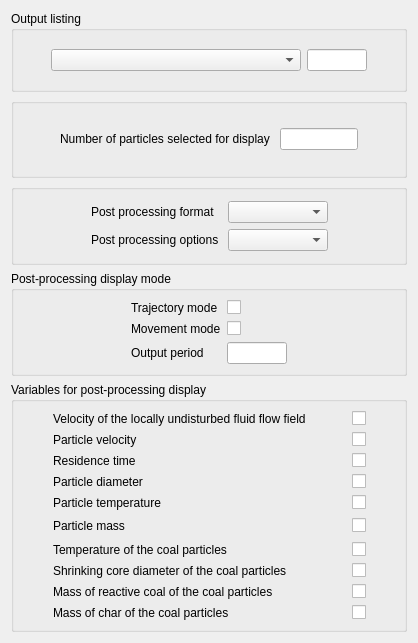
code-saturne/code_saturne, file gui/Pages/LagrangianOutputForm.ui: the form before one commit.
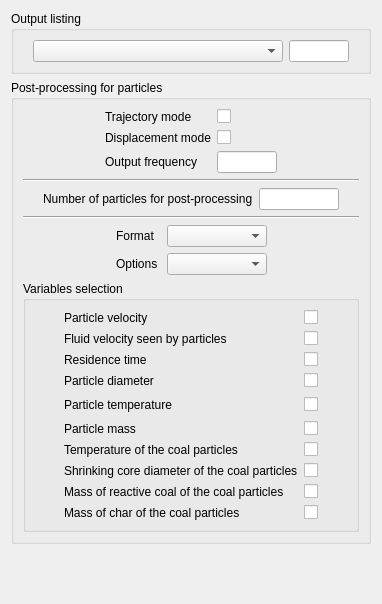
The form after the commit.

Commit message: Update particles tracking setup via the graphical interface.

Diff of the .ui file:
```diff
--- a/gui/Pages/LagrangianOutputForm.ui
+++ b/gui/Pages/LagrangianOutputForm.ui
@@ -5,22 +5,20 @@
    <rect>
     <x>0</x>
     <y>0</y>
-    <width>418</width>
-    <height>643</height>
+    <width>382</width>
+    <height>604</height>
    </rect>
   </property>
   <property name="windowTitle" >
    <string>Form</string>
   </property>
-  <layout class="QGridLayout" >
-   <item row="0" column="0" >
-    <layout class="QGridLayout" >
-     <item row="0" column="0" >
+  <layout class="QVBoxLayout" name="verticalLayout_2" >
+   <item>
       <widget class="QGroupBox" name="groupBoxListing" >
        <property name="title" >
         <string>Output listing</string>
        </property>
-       <layout class="QGridLayout" >
+     <layout class="QGridLayout" name="gridLayout" >
         <item row="0" column="0" >
          <layout class="QGridLayout" >
           <item row="0" column="0" >
@@ -86,167 +84,28 @@
        </layout>
       </widget>
      </item>
-     <item row="1" column="0" >
-      <widget class="QGroupBox" name="groupBoxNBVIS" >
-       <property name="title" >
-        <string/>
-       </property>
-       <layout class="QGridLayout" >
-        <item row="0" column="0" >
-         <layout class="QGridLayout" >
-          <item row="0" column="0" >
-           <spacer>
-            <property name="orientation" >
-             <enum>Qt::Horizontal</enum>
-            </property>
-            <property name="sizeHint" >
-             <size>
-              <width>40</width>
-              <height>20</height>
-             </size>
-            </property>
-           </spacer>
-          </item>
-          <item row="0" column="1" >
-           <widget class="QLabel" name="labelNBVIS" >
-            <property name="toolTip" >
-             <string>Code_Saturne key word: NBVIS</string>
-            </property>
-            <property name="text" >
-             <string>Number of particles selected for display </string>
-            </property>
-           </widget>
-          </item>
-          <item row="0" column="2" >
-           <widget class="QLineEdit" name="lineEditNBVIS" >
-            <property name="maximumSize" >
-             <size>
-              <width>80</width>
-              <height>16777215</height>
-             </size>
-            </property>
-            <property name="toolTip" >
-             <string>Code_Saturne key word: NBVIS</string>
-            </property>
-           </widget>
-          </item>
-          <item row="0" column="3" >
-           <spacer>
-            <property name="orientation" >
-             <enum>Qt::Horizontal</enum>
-            </property>
-            <property name="sizeHint" >
-             <size>
-              <width>40</width>
-              <height>20</height>
-             </size>
-            </property>
-           </spacer>
-          </item>
-         </layout>
-        </item>
-       </layout>
-      </widget>
-     </item>
-     <item row="2" column="0" >
-      <widget class="QGroupBox" name="groupBoxFormat" >
-       <property name="title" >
-        <string/>
-       </property>
-       <layout class="QGridLayout" >
-        <item row="0" column="0" >
-         <layout class="QGridLayout" >
-          <item row="0" column="0" >
-           <spacer>
-            <property name="orientation" >
-             <enum>Qt::Horizontal</enum>
-            </property>
-            <property name="sizeHint" >
-             <size>
-              <width>40</width>
-              <height>20</height>
-             </size>
-            </property>
-           </spacer>
-          </item>
-          <item row="0" column="1" >
-           <layout class="QGridLayout" >
-            <item row="0" column="0" >
-             <widget class="QLabel" name="labelFormat_2" >
-              <property name="text" >
-               <string>Post processing format</string>
-              </property>
-             </widget>
-            </item>
-            <item row="0" column="1" >
-             <widget class="QComboBox" name="comboBoxFormat" >
-              <property name="minimumSize" >
-               <size>
-                <width>100</width>
-                <height>0</height>
-               </size>
-              </property>
-             </widget>
-            </item>
-            <item row="1" column="0" >
-             <widget class="QLabel" name="labelOptions" >
-              <property name="text" >
-               <string>Post processing options </string>
-              </property>
-             </widget>
-            </item>
-            <item row="1" column="1" >
-             <widget class="QComboBox" name="comboBoxOptions" >
-              <property name="minimumSize" >
-               <size>
-                <width>100</width>
-                <height>0</height>
-               </size>
-              </property>
-             </widget>
-            </item>
-           </layout>
-          </item>
-          <item row="0" column="2" >
-           <spacer>
-            <property name="orientation" >
-             <enum>Qt::Horizontal</enum>
-            </property>
-            <property name="sizeHint" >
-             <size>
-              <width>40</width>
-              <height>20</height>
-             </size>
-            </property>
-           </spacer>
-          </item>
-         </layout>
-        </item>
-       </layout>
-      </widget>
-     </item>
-     <item row="3" column="0" >
+   <item>
       <widget class="QGroupBox" name="groupBoxMode" >
        <property name="title" >
-        <string>Post-processing display mode</string>
-       </property>
-       <layout class="QGridLayout" >
-        <item row="0" column="0" >
-         <layout class="QGridLayout" >
-          <item row="0" column="0" >
+      <string>Post-processing for particles</string>
+     </property>
+     <layout class="QVBoxLayout" name="verticalLayout" >
+      <item>
+       <layout class="QHBoxLayout" name="horizontalLayout_4" >
+        <item>
            <spacer>
             <property name="orientation" >
              <enum>Qt::Horizontal</enum>
             </property>
-            <property name="sizeHint" >
+          <property name="sizeHint" stdset="0" >
              <size>
-              <width>31</width>
-              <height>20</height>
+            <width>17</width>
+            <height>17</height>
              </size>
             </property>
            </spacer>
           </item>
-          <item row="0" column="1" >
+        <item>
            <layout class="QGridLayout" >
             <item row="0" column="0" >
              <widget class="QLabel" name="labelIENSI1" >
@@ -274,7 +133,7 @@
                <string>Code_Saturne key word: IENSI2</string>
               </property>
               <property name="text" >
-               <string>Movement mode</string>
+             <string>Displacement mode</string>
               </property>
              </widget>
             </item>
@@ -294,7 +153,7 @@
                <string>Code_Saturne key word: NVISLA</string>
               </property>
               <property name="text" >
-               <string>Output period</string>
+             <string>Output frequency</string>
               </property>
              </widget>
             </item>
@@ -313,66 +172,167 @@
             </item>
            </layout>
           </item>
-          <item row="0" column="2" >
+        <item>
            <spacer>
             <property name="orientation" >
              <enum>Qt::Horizontal</enum>
             </property>
-            <property name="sizeHint" >
+          <property name="sizeHint" stdset="0" >
              <size>
-              <width>41</width>
-              <height>20</height>
+            <width>17</width>
+            <height>17</height>
              </size>
             </property>
            </spacer>
           </item>
          </layout>
         </item>
-       </layout>
-      </widget>
-     </item>
-     <item row="4" column="0" >
+      <item>
+       <widget class="Line" name="line" >
+        <property name="orientation" >
+         <enum>Qt::Horizontal</enum>
+        </property>
+       </widget>
+      </item>
+      <item>
+       <layout class="QHBoxLayout" name="horizontalLayout_2" >
+        <item>
+         <spacer name="horizontalSpacer" >
+          <property name="orientation" >
+           <enum>Qt::Horizontal</enum>
+          </property>
+          <property name="sizeHint" stdset="0" >
+           <size>
+            <width>17</width>
+            <height>17</height>
+           </size>
+          </property>
+         </spacer>
+        </item>
+        <item>
+         <layout class="QHBoxLayout" name="horizontalLayout" >
+          <item>
+           <widget class="QLabel" name="labelNBVIS" >
+            <property name="toolTip" >
+             <string>Code_Saturne key word: NBVIS</string>
+            </property>
+            <property name="text" >
+             <string>Number of particles for post-processing</string>
+            </property>
+           </widget>
+          </item>
+          <item>
+           <widget class="QLineEdit" name="lineEditNBVIS" >
+            <property name="maximumSize" >
+             <size>
+              <width>80</width>
+              <height>16777215</height>
+             </size>
+            </property>
+            <property name="toolTip" >
+             <string>Code_Saturne key word: NBVIS</string>
+            </property>
+           </widget>
+          </item>
+         </layout>
+        </item>
+        <item>
+         <spacer name="horizontalSpacer_2" >
+          <property name="orientation" >
+           <enum>Qt::Horizontal</enum>
+          </property>
+          <property name="sizeHint" stdset="0" >
+           <size>
+            <width>17</width>
+            <height>17</height>
+           </size>
+          </property>
+         </spacer>
+        </item>
+       </layout>
+      </item>
+      <item>
+       <widget class="Line" name="line_2" >
+        <property name="orientation" >
+         <enum>Qt::Horizontal</enum>
+        </property>
+       </widget>
+      </item>
+      <item>
+       <layout class="QHBoxLayout" name="horizontalLayout_3" >
+        <item>
+         <spacer>
+          <property name="orientation" >
+           <enum>Qt::Horizontal</enum>
+          </property>
+          <property name="sizeHint" stdset="0" >
+           <size>
+            <width>13</width>
+            <height>17</height>
+           </size>
+          </property>
+         </spacer>
+        </item>
+        <item>
+         <layout class="QGridLayout" >
+          <item row="0" column="0" >
+           <widget class="QLabel" name="labelFormat_2" >
+            <property name="text" >
+             <string>Format</string>
+            </property>
+           </widget>
+          </item>
+          <item row="0" column="1" >
+           <widget class="QComboBox" name="comboBoxFormat" >
+            <property name="minimumSize" >
+             <size>
+              <width>100</width>
+              <height>0</height>
+             </size>
+            </property>
+           </widget>
+          </item>
+          <item row="1" column="0" >
+           <widget class="QLabel" name="labelOptions" >
+            <property name="text" >
+             <string>Options </string>
+            </property>
+           </widget>
+          </item>
+          <item row="1" column="1" >
+           <widget class="QComboBox" name="comboBoxOptions" >
+            <property name="minimumSize" >
+             <size>
+              <width>100</width>
+              <height>0</height>
+             </size>
+            </property>
+           </widget>
+          </item>
+         </layout>
+        </item>
+        <item>
+         <spacer>
+          <property name="orientation" >
+           <enum>Qt::Horizontal</enum>
+          </property>
+          <property name="sizeHint" stdset="0" >
+           <size>
+            <width>13</width>
+            <height>13</height>
+           </size>
+          </property>
+         </spacer>
+        </item>
+       </layout>
+      </item>
+      <item>
       <widget class="QGroupBox" name="groupBoxVariables" >
        <property name="title" >
-        <string>Variables for post-processing display </string>
-       </property>
-       <layout class="QGridLayout" >
-        <item row="0" column="0" >
-         <spacer>
-          <property name="orientation" >
-           <enum>Qt::Horizontal</enum>
-          </property>
-          <property name="sizeHint" >
-           <size>
-            <width>16</width>
-            <height>21</height>
-           </size>
-          </property>
-         </spacer>
-        </item>
-        <item rowspan="2" row="0" column="1" >
-         <layout class="QGridLayout" >
-          <item row="0" column="0" >
-           <widget class="QLabel" name="labelIVISV1" >
-            <property name="toolTip" >
-             <string>Code_Saturne key word: IVISV1</string>
-            </property>
-            <property name="text" >
-             <string>Velocity of the locally undisturbed ﬂuid ﬂow ﬁeld</string>
-            </property>
-           </widget>
-          </item>
-          <item row="0" column="2" >
-           <widget class="QCheckBox" name="checkBoxIVISV1" >
-            <property name="toolTip" >
-             <string>Code_Saturne key word: IVISV1</string>
-            </property>
-            <property name="text" >
-             <string/>
-            </property>
-           </widget>
-          </item>
-          <item row="1" column="0" >
+         <string>Variables selection</string>
+        </property>
+        <layout class="QGridLayout" name="gridLayout_2" >
+         <item row="0" column="1" >
            <widget class="QLabel" name="labelIVISV2" >
             <property name="toolTip" >
              <string>Code_Saturne key word: IVISV2</string>
@@ -382,7 +342,7 @@
             </property>
            </widget>
           </item>
-          <item row="1" column="2" >
+         <item row="0" column="2" >
            <widget class="QCheckBox" name="checkBoxIVISV2" >
             <property name="toolTip" >
              <string>Code_Saturne key word: IVISV2</string>
@@ -392,7 +352,27 @@
             </property>
            </widget>
           </item>
-          <item row="2" column="0" >
+         <item row="1" column="1" >
+          <widget class="QLabel" name="labelIVISV1" >
+           <property name="toolTip" >
+            <string>Code_Saturne key word: IVISV1</string>
+           </property>
+           <property name="text" >
+            <string>Fluid velocity seen by particles</string>
+           </property>
+          </widget>
+         </item>
+         <item row="1" column="2" >
+          <widget class="QCheckBox" name="checkBoxIVISV1" >
+           <property name="toolTip" >
+            <string>Code_Saturne key word: IVISV1</string>
+           </property>
+           <property name="text" >
+            <string/>
+           </property>
+          </widget>
+         </item>
+         <item row="2" column="1" >
            <widget class="QLabel" name="labelIVISTP" >
             <property name="toolTip" >
              <string>Code_Saturne key word: IVISTP</string>
@@ -412,7 +392,7 @@
             </property>
            </widget>
           </item>
-          <item row="3" column="0" >
+         <item row="3" column="1" >
            <widget class="QLabel" name="labelIVISDM" >
             <property name="toolTip" >
              <string>Code_Saturne key word: IVISDM</string>
@@ -433,6 +413,19 @@
            </widget>
           </item>
           <item row="4" column="0" >
+          <spacer>
+           <property name="orientation" >
+            <enum>Qt::Horizontal</enum>
+           </property>
+           <property name="sizeHint" stdset="0" >
+            <size>
+             <width>16</width>
+             <height>21</height>
+            </size>
+           </property>
+          </spacer>
+         </item>
+         <item row="4" column="1" >
            <widget class="QLabel" name="labelIVISTE" >
             <property name="toolTip" >
              <string>Code_Saturne key word: IVISTE</string>
@@ -452,7 +445,20 @@
             </property>
            </widget>
           </item>
-          <item row="5" column="0" >
+         <item rowspan="2" row="4" column="3" >
+          <spacer>
+           <property name="orientation" >
+            <enum>Qt::Horizontal</enum>
+           </property>
+           <property name="sizeHint" stdset="0" >
+            <size>
+             <width>21</width>
+             <height>20</height>
+            </size>
+           </property>
+          </spacer>
+         </item>
+         <item row="5" column="1" >
            <widget class="QLabel" name="labelIVISMP" >
             <property name="toolTip" >
              <string>Code_Saturne key word: IVISMP</string>
@@ -462,19 +468,6 @@
             </property>
            </widget>
           </item>
-          <item row="5" column="1" >
-           <spacer>
-            <property name="orientation" >
-             <enum>Qt::Horizontal</enum>
-            </property>
-            <property name="sizeHint" >
-             <size>
-              <width>40</width>
-              <height>20</height>
-             </size>
-            </property>
-           </spacer>
-          </item>
           <item row="5" column="2" >
            <widget class="QCheckBox" name="checkBoxIVISMP" >
             <property name="toolTip" >
@@ -485,7 +478,7 @@
             </property>
            </widget>
           </item>
-          <item row="6" column="0" >
+         <item row="6" column="1" >
            <widget class="QLabel" name="labelIVISHP" >
             <property name="toolTip" >
              <string>Code_Saturne key word: IVISHP</string>
@@ -505,7 +498,7 @@
             </property>
            </widget>
           </item>
-          <item row="7" column="0" >
+         <item row="7" column="1" >
            <widget class="QLabel" name="labelIVISDK" >
             <property name="toolTip" >
              <string>Code_Saturne key word: IVISDK</string>
@@ -525,7 +518,7 @@
             </property>
            </widget>
           </item>
-          <item row="8" column="0" >
+         <item row="8" column="1" >
            <widget class="QLabel" name="labelIVISCH" >
             <property name="toolTip" >
              <string>Code_Saturne key word: IVISCH</string>
@@ -545,7 +538,7 @@
             </property>
            </widget>
           </item>
-          <item row="9" column="0" >
+         <item row="9" column="1" >
            <widget class="QLabel" name="labelIVISCK" >
             <property name="toolTip" >
              <string>Code_Saturne key word: IVISCK</string>
@@ -566,24 +559,23 @@
            </widget>
           </item>
          </layout>
-        </item>
-        <item row="1" column="2" >
-         <spacer>
+       </widget>
+      </item>
+     </layout>
+    </widget>
+   </item>
+   <item>
+    <spacer name="verticalSpacer" >
           <property name="orientation" >
-           <enum>Qt::Horizontal</enum>
-          </property>
-          <property name="sizeHint" >
+      <enum>Qt::Vertical</enum>
+     </property>
+     <property name="sizeHint" stdset="0" >
            <size>
-            <width>21</width>
-            <height>20</height>
+       <width>17</width>
+       <height>3</height>
            </size>
           </property>
          </spacer>
-        </item>
-       </layout>
-      </widget>
-     </item>
-    </layout>
    </item>
   </layout>
  </widget>
```
Left out of the diff: 4 changed lines with no effect on the pictures. Lines whose indentation alone changed are shown as unchanged. The commit also changes 17 other files.
